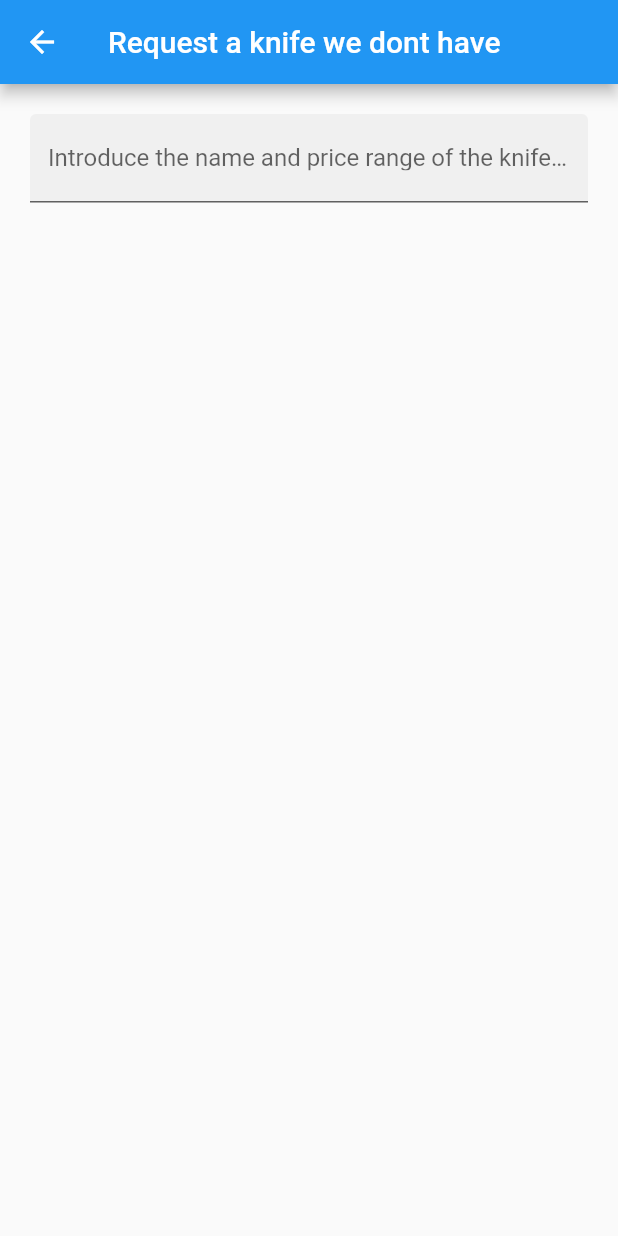
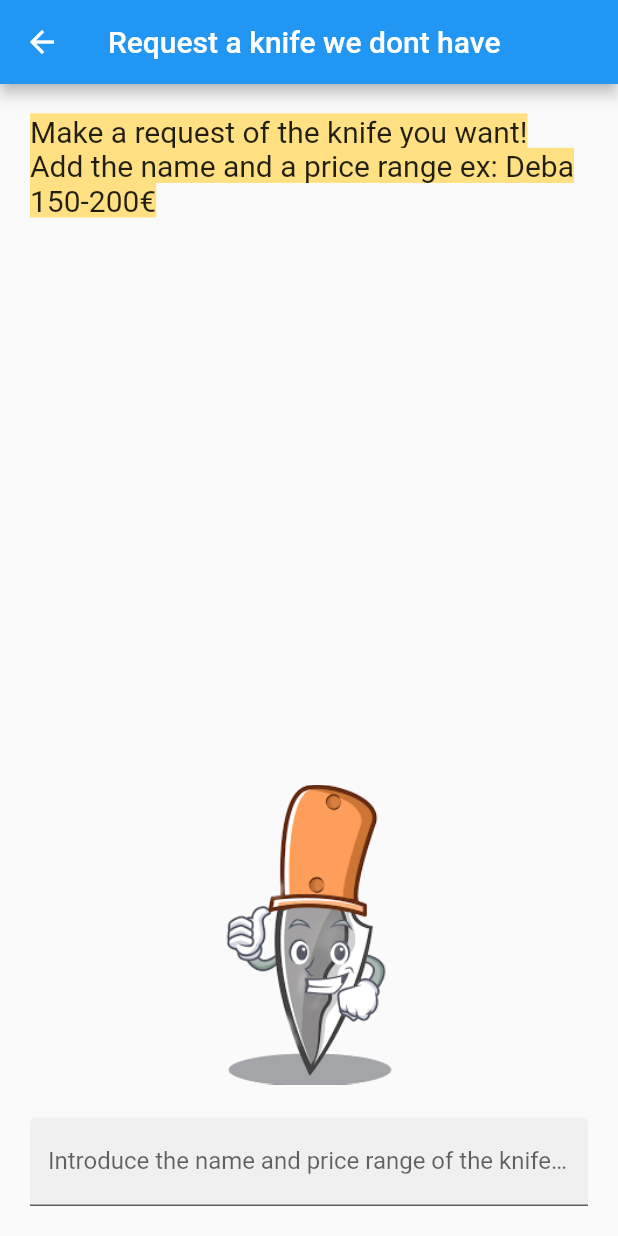
Before and after one commit to AlexandruC5/KnifyShop, a Flutter app: the RequestKnifePage screen opened by its route, on a phone screen of 412 x 824 dp. Run offline on Flutter 3.47's test engine with Material 2 defaults, Android fonts, the phone set to English and light mode, and no system bars; our stand-ins replace cloud_firestore, firebase_core, firebase_storage; accounts and stored records are empty; Roboto replaces fonts that are missing (Ariel).

Commit message:
Cleaned code and prepared for release

```diff
--- a/lib/MainPage.dart
+++ b/lib/MainPage.dart
@@ -2,7 +2,6 @@
 import 'dart:math';
 
 import 'package:KnifyShop/KnifePage.dart';
-import 'package:cloud_firestore/cloud_firestore.dart';
 import 'package:flutter/material.dart';
 import 'package:KnifyShop/knife.dart';
 import 'package:flutter/rendering.dart';
--- a/lib/Request.dart
+++ b/lib/Request.dart
@@ -10,12 +10,8 @@ class Request{
   {
     this.id = doc.id;
     this.name = doc['Name'];
-    //this.description = doc['Description'];
-    //this.doc = doc;
 
   }
-
-
 }
 
 
--- a/lib/RequestKnife.dart
+++ b/lib/RequestKnife.dart
@@ -40,30 +40,54 @@ class _RequestKnifePage extends State<RequestKnifePage> {
     );
   }
 
-  void addRequest(String text) async{
+  void addRequest(String text) async {
     await FirebaseFirestore.instance
-    .collection('Requests')
-    .doc()
-    .set({'Name':text});
+        .collection('Requests')
+        .doc()
+        .set({'Name': text});
   }
 
   Widget _buildRequestKnifePage(List<Request> docs) {
+    var textField = TextField(
+      decoration: InputDecoration(
+          filled: true,
+          labelText:
+              'Introduce the name and price range of the knife you want'),
+      onSubmitted: (String knifeName) {
+        addRequest(knifeName);
+      },
+    );
     return Scaffold(
       appBar: AppBar(
         title: Text('Request a knife we dont have'),
       ),
       body: Padding(
-        padding: EdgeInsets.all(20),
-        child: TextField(
-          decoration: InputDecoration(
-            filled: true,
-            labelText: 'Introduce the name and price range of the knife you want'
-          ),
-          onSubmitted: (String knifeName){
-            addRequest(knifeName);
-          },
-        ),
-      ),
+          padding: EdgeInsets.all(20),
+          child: Column(
+            children: <Widget>[
+              Expanded(
+                child: Text(
+                  'Make a request of the knife you want! Add the name and a price range ex: Deba 150-200€',
+                  style: TextStyle(
+                    fontSize: 20,
+                      fontFamily: 'Ariel',
+                      backgroundColor: Colors.amber[200]
+                      ),
+                ),
+              ),
+              Center(
+                child: Padding(
+                  padding: const EdgeInsets.only(bottom: 22),
+                  child: Container(
+                    width: 200,
+                    height: 200,
+                    child: Image.asset('assets/knife.png')
+                    ),
+                ),
+              ),
+              textField,
+            ],
+          )),
     );
   }
 
--- a/lib/RequestedKnifes.dart
+++ b/lib/RequestedKnifes.dart
@@ -1,6 +1,5 @@
 import 'dart:math';
 
-import 'package:cloud_firestore/cloud_firestore.dart';
 import 'package:flutter/material.dart';
 import 'Request.dart';
 
--- a/lib/knife.dart
+++ b/lib/knife.dart
@@ -1,5 +1,4 @@
 import 'package:cloud_firestore/cloud_firestore.dart';
-import 'package:flutter/material.dart';
 
 
 class Knife{
@@ -20,8 +19,6 @@ class Knife{
     this.doc = doc;
 
   }
-
-
 }
 
 Stream<List<Knife>> requestKnifeSnapshots()
--- a/lib/main.dart
+++ b/lib/main.dart
@@ -1,13 +1,11 @@
 import 'package:KnifyShop/Home.dart';
 import 'package:KnifyShop/RequestKnife.dart';
 import 'package:KnifyShop/RequestedKnifes.dart';
-import 'package:cloud_firestore/cloud_firestore.dart';
 import 'package:firebase_core/firebase_core.dart';
 import 'package:flutter/material.dart';
 
 import 'MainPage.dart';
 import 'Home.dart';
-
 
 Future<void> main() async {
   WidgetsFlutterBinding.ensureInitialized();
@@ -22,18 +20,12 @@ class KnifyShop extends StatelessWidget {
     return MaterialApp(
       title: 'KnifyShop',
       routes: {
-        '/':(context)=>HomePage(),
-        '/two':(context)=>MainPage(),
-        '/three':(context)=>RequestKnifePage(),
-        '/four':(context)=>RequestedKnifesPage(),
+        '/': (context) => HomePage(),
+        '/two': (context) => MainPage(),
+        '/three': (context) => RequestKnifePage(),
+        '/four': (context) => RequestedKnifesPage(),
       },
       initialRoute: '/',
     );
   }
 }
-
-///Testing doc upload to Firestore
-Future upload() async {
-  final refUser = FirebaseFirestore.instance.collection("user").doc();
-  await refUser.set({"username": "Alex"});
-}
--- a/pubspec.yaml
+++ b/pubspec.yaml
@@ -43,7 +43,8 @@ flutter:
   # the material Icons class.
   uses-material-design: true
   # To add assets to your application, add an assets section, like this:
-  # assets:
+  assets:
+    - assets/knife.png
   #   - images/a_dot_burr.jpeg
   #   - images/a_dot_ham.jpeg
   # An image asset can refer to one or more resolution-specific "variants", see
```
Also changed, not shown: assets/knife.png (added).
